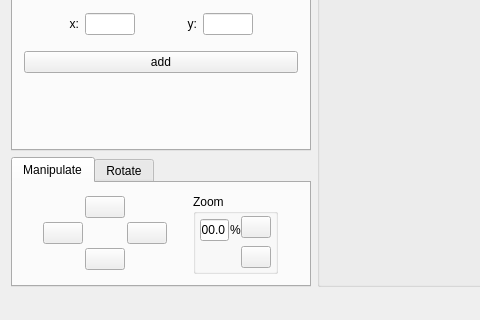
Above: src/gui/ui_files/mainwindow.ui from w2srobinho/sgi-project before the change; both pictures show x 0 to 480 and y 280 to 600 of the 800 by 600 pixel window. Below: the same form after it.
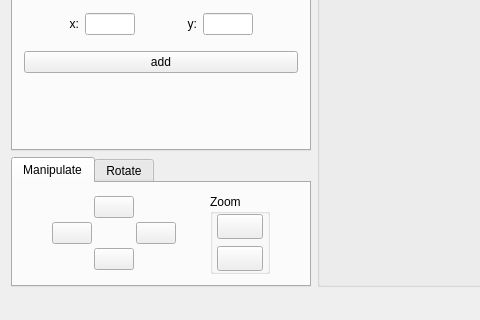
That is the form after the change. The open tabs and pages were chosen to show the change. Icons and pictures are not drawn.

Commit message: add zoom, move viewPort & windowToViewPort

What changed in the file:
```diff
--- a/src/gui/ui_files/mainwindow.ui
+++ b/src/gui/ui_files/mainwindow.ui
@@ -857,78 +857,20 @@
             <property name="title">
              <string>Zoom</string>
             </property>
-            <layout class="QHBoxLayout" name="horizontalLayout_9">
-             <property name="spacing">
-              <number>0</number>
-             </property>
-             <property name="leftMargin">
-              <number>4</number>
-             </property>
-             <property name="topMargin">
-              <number>0</number>
-             </property>
-             <property name="rightMargin">
-              <number>4</number>
-             </property>
-             <property name="bottomMargin">
-              <number>0</number>
-             </property>
-             <item>
               <layout class="QVBoxLayout" name="verticalLayout_18">
-               <item>
-                <layout class="QHBoxLayout" name="horizontalLayout_12">
                  <property name="spacing">
-                  <number>1</number>
+              <number>0</number>
                  </property>
                  <property name="leftMargin">
+              <number>4</number>
+             </property>
+             <property name="topMargin">
                   <number>0</number>
                  </property>
-                 <property name="topMargin">
-                  <number>5</number>
-                 </property>
-                 <item>
-                  <widget class="QLineEdit" name="displayZoom">
-                   <property name="maximumSize">
-                    <size>
-                     <width>40</width>
-                     <height>16777215</height>
-                    </size>
-                   </property>
-                   <property name="text">
-                    <string>100.0</string>
-                   </property>
-                   <property name="alignment">
-                    <set>Qt::AlignRight|Qt::AlignTrailing|Qt::AlignVCenter</set>
-                   </property>
-                  </widget>
-                 </item>
-                 <item>
-                  <widget class="QLabel" name="label_15">
-                   <property name="text">
-                    <string>%</string>
-                   </property>
-                  </widget>
-                 </item>
-                </layout>
-               </item>
-               <item>
-                <spacer name="verticalSpacer_3">
-                 <property name="orientation">
-                  <enum>Qt::Vertical</enum>
-                 </property>
-                 <property name="sizeHint" stdset="0">
-                  <size>
-                   <width>20</width>
-                   <height>40</height>
-                  </size>
-                 </property>
-                </spacer>
-               </item>
-              </layout>
-             </item>
-             <item>
-              <layout class="QVBoxLayout" name="verticalLayout_20">
-               <property name="topMargin">
+             <property name="rightMargin">
+              <number>4</number>
+             </property>
+             <property name="bottomMargin">
                 <number>0</number>
                </property>
                <item>
@@ -936,7 +878,7 @@
                  <property name="minimumSize">
                   <size>
                    <width>30</width>
-                   <height>20</height>
+                 <height>25</height>
                   </size>
                  </property>
                  <property name="text">
@@ -948,12 +890,25 @@
                  </property>
                 </widget>
                </item>
+             <item>
+              <spacer name="verticalSpacer_3">
+               <property name="orientation">
+                <enum>Qt::Vertical</enum>
+               </property>
+               <property name="sizeHint" stdset="0">
+                <size>
+                 <width>20</width>
+                 <height>40</height>
+                </size>
+               </property>
+              </spacer>
+             </item>
                <item>
                 <widget class="QPushButton" name="zoomOutButton">
                  <property name="minimumSize">
                   <size>
                    <width>30</width>
-                   <height>20</height>
+                 <height>25</height>
                   </size>
                  </property>
                  <property name="text">
@@ -964,8 +919,6 @@
                    <normaloff>:/resources/zoom_out.png</normaloff>:/resources/zoom_out.png</iconset>
                  </property>
                 </widget>
-               </item>
-              </layout>
              </item>
             </layout>
            </widget>
```
Left out of the diff: 2 changed lines with no effect on the pictures. Lines whose indentation alone changed are shown as unchanged. The commit also changes 8 other files.
